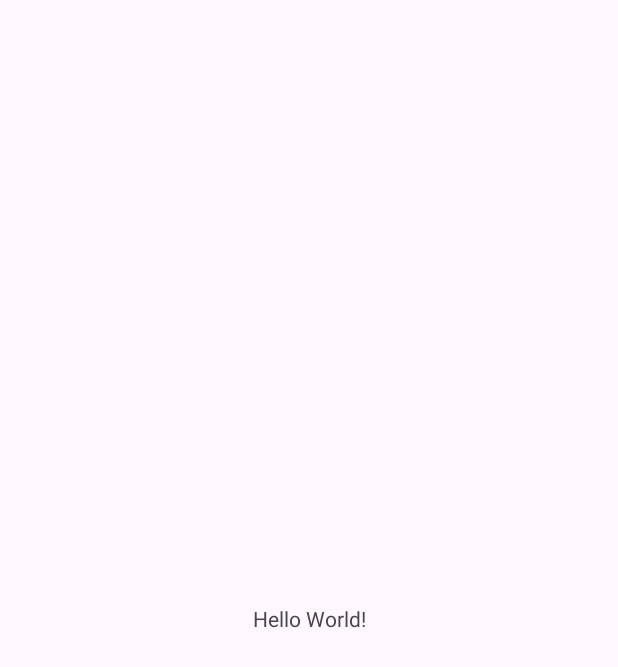
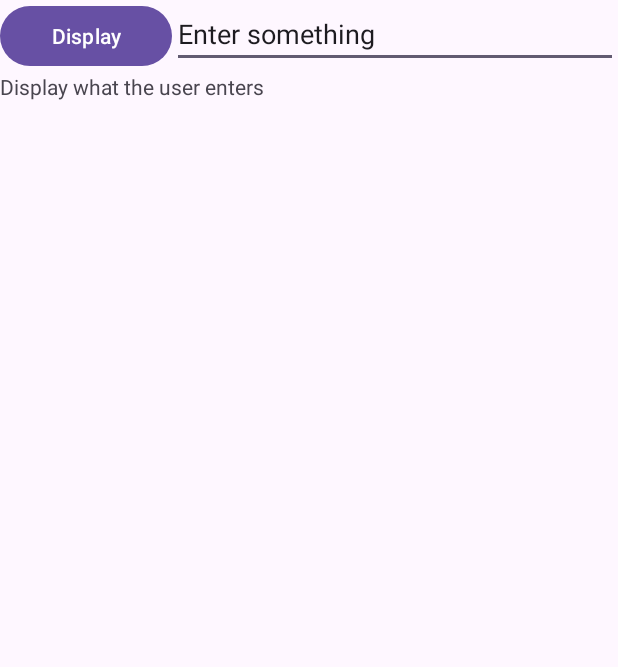
Before and after one commit to Rubyza/Week03, an Android app: the screen it shows after launch (MainActivity), on a phone screen of 412 x 824 dp. Before the commit the part shown is almost empty. Shown: the top 667 px of the screen. Run offline under Robolectric (Android 15) with nearby library versions, the phone set to English and light mode, and no system bars.

Commit message:
completed up to section 8

```diff
--- a/app/src/main/res/layout/activity_main.xml
+++ b/app/src/main/res/layout/activity_main.xml
@@ -1,18 +1,37 @@
 <?xml version="1.0" encoding="utf-8"?>
-<androidx.constraintlayout.widget.ConstraintLayout xmlns:android="http://schemas.android.com/apk/res/android"
-    xmlns:app="http://schemas.android.com/apk/res-auto"
-    xmlns:tools="http://schemas.android.com/tools"
+<LinearLayout xmlns:android="http://schemas.android.com/apk/res/android"
     android:layout_width="match_parent"
     android:layout_height="match_parent"
-    tools:context=".MainActivity">
+    android:orientation="vertical">
+
+
+    <LinearLayout
+        android:layout_width="match_parent"
+        android:layout_height="wrap_content"
+        android:orientation="horizontal">
+
+        <Button
+            android:id="@+id/buttonDisplay"
+            android:layout_width="wrap_content"
+            android:layout_height="wrap_content"
+            android:layout_weight="2"
+            android:text="@string/display" />
+
+        <EditText
+            android:id="@+id/textViewDisplay"
+            android:layout_width="wrap_content"
+            android:layout_height="wrap_content"
+            android:layout_weight="8"
+            android:ems="10"
+            android:inputType="text"
+            android:text="@string/enter_something" />
+
+    </LinearLayout>
 
     <TextView
-        android:layout_width="wrap_content"
+        android:id="@+id/textView2"
+        android:layout_width="match_parent"
         android:layout_height="wrap_content"
-        android:text="Hello World!"
-        app:layout_constraintBottom_toBottomOf="parent"
-        app:layout_constraintEnd_toEndOf="parent"
-        app:layout_constraintStart_toStartOf="parent"
-        app:layout_constraintTop_toTopOf="parent" />
+        android:text="@string/display_what_the_user_enters" />
 
-</androidx.constraintlayout.widget.ConstraintLayout>
+</LinearLayout>
--- a/app/src/main/res/values/strings.xml
+++ b/app/src/main/res/values/strings.xml
@@ -1,3 +1,6 @@
 <resources>
     <string name="app_name">Week03</string>
+    <string name="display">Display</string>
+    <string name="display_what_the_user_enters">Display what the user enters</string>
+    <string name="enter_something">Enter something</string>
 </resources>
```
